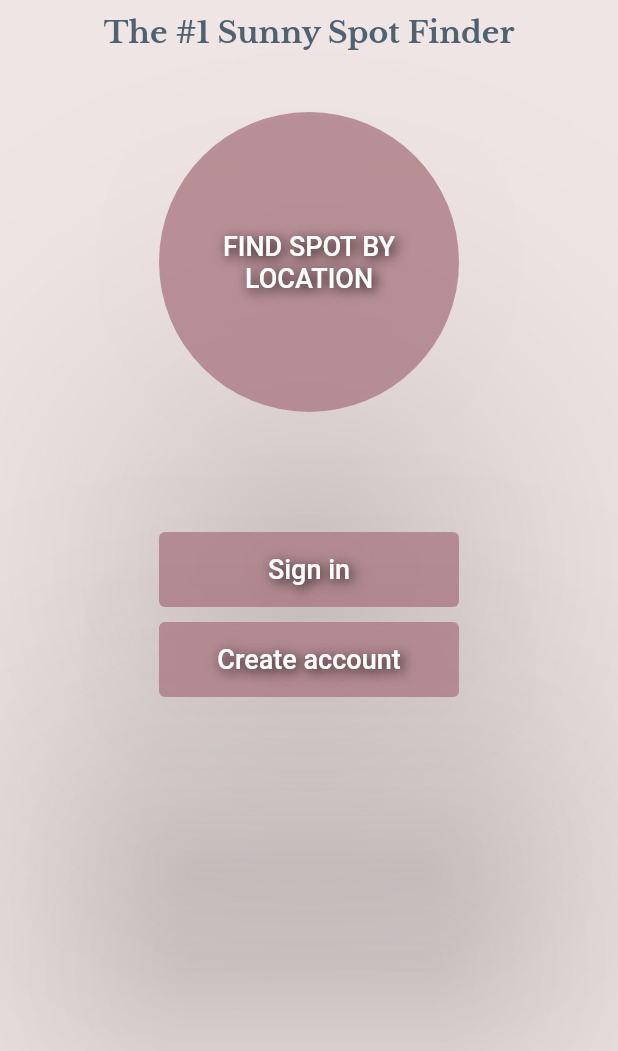
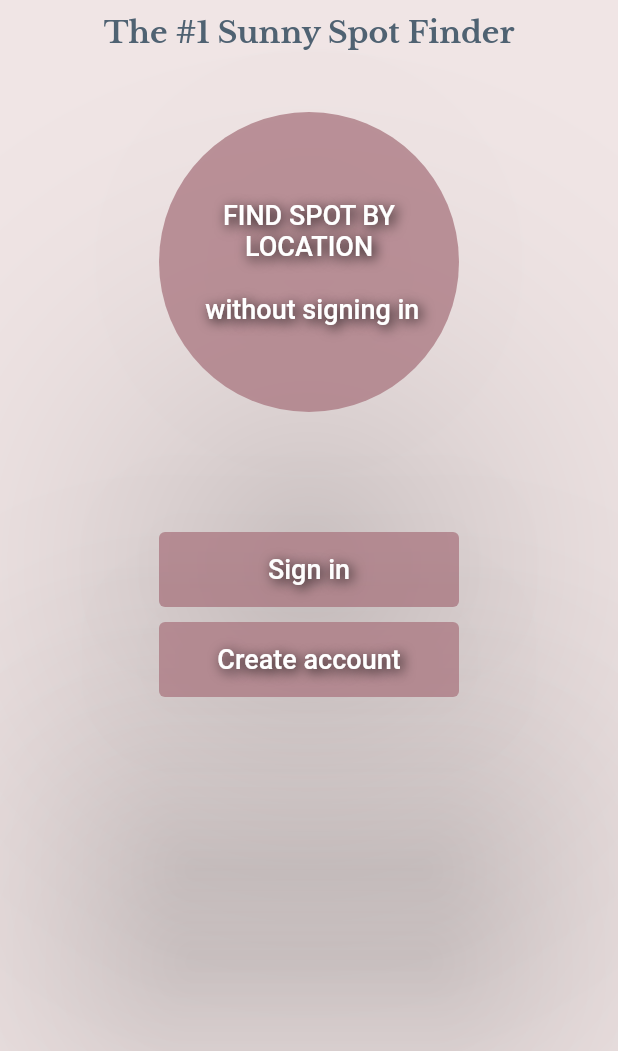
Before and after one commit to Ceasarna/Sun-Chaser, a Flutter app: the screen it shows after launch, on a phone screen of 412 x 824 dp, the part 185-1236 px from its top. Run offline on Flutter 3.47's test engine with Material 2 defaults, Android fonts, the phone set to English and light mode, and no system bars; our stand-ins replace firebase_auth, firebase_core, flutter_native_splash, flutter_signin_button, font_awesome_flutter, geolocator and 6 more; missing offline and left inert: firebase_auth_web, firebase_core_web, flutter_google_places, geolocator_web, google_api_headers, google_sign_in_web and 3 more; accounts and stored records are empty.

Commit message:
ändrade knapp i home

```diff
--- a/lib/HomePage.dart
+++ b/lib/HomePage.dart
@@ -61,8 +61,10 @@ class _HomePageState extends State<HomePage> {
                     MaterialPageRoute(builder: (context) => BottomNavPage()), //Replace Container() with call to account-page.
                   );
                 },
-                child: Text(
-                  'FIND SPOT BY LOCATION',
+
+                  child: Text(
+                  (globals.LOGGED_IN_USER.userID == 0 ? 'FIND SPOT BY LOCATION \n \n without signing in' : 'FIND SPOT BY LOCATION'),
+
                   textAlign: TextAlign.center,
                   style: TextStyle(
                       fontSize: 18,
```
Also changed, not shown: 1 other file.
